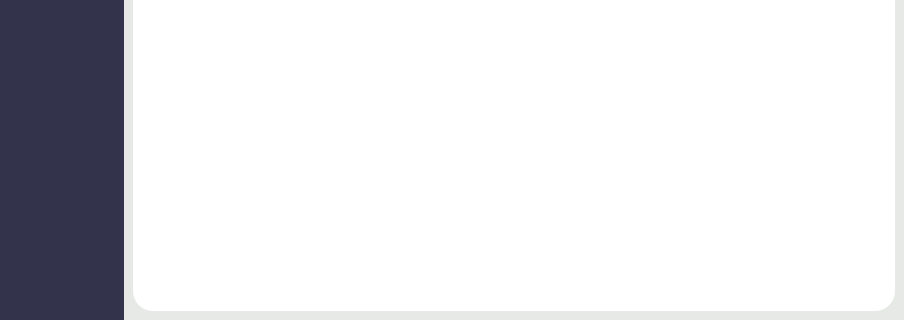
Old version of the form main.ui in the repository chen-xi-cx/Gmailer; both pictures show x 96 to 1000 and y 430 to 750 of the 1000 by 750 pixel window.
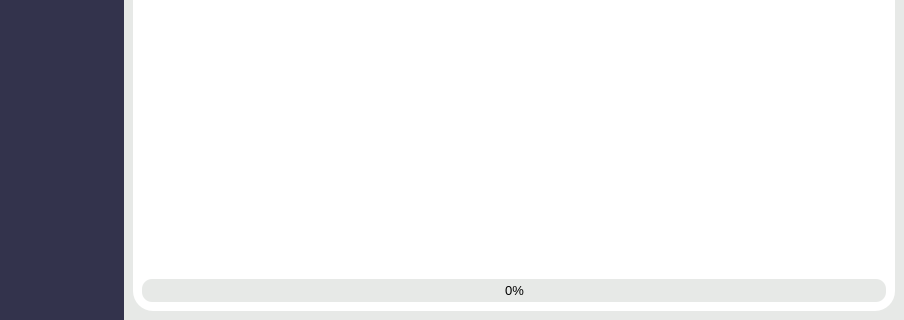
New version of the form. The open tabs and pages were chosen to show the change. Icons and pictures are not drawn.

Commit message: Add feature to track email sending progress and speed up email sending using multithread

```diff
--- a/main.ui
+++ b/main.ui
@@ -1269,6 +1269,61 @@
                 <property name="frameShadow">
                  <enum>QFrame::Plain</enum>
                 </property>
+                <layout class="QVBoxLayout" name="verticalLayout_10">
+                 <item>
+                  <widget class="QTextEdit" name="status">
+                   <property name="font">
+                    <font>
+                     <pointsize>12</pointsize>
+                    </font>
+                   </property>
+                   <property name="readOnly">
+                    <bool>true</bool>
+                   </property>
+                  </widget>
+                 </item>
+                 <item>
+                  <widget class="QProgressBar" name="progress_bar">
+                   <property name="font">
+                    <font>
+                     <pointsize>10</pointsize>
+                    </font>
+                   </property>
+                   <property name="styleSheet">
+                    <string notr="true">QProgressBar {
+	border: none;
+	border-radius:10px;
+	background-color: rgb(231, 233, 231);
+}
+
+
+QProgressBar::chunk {
+	background:#1fb622;
+	border: 2px solid black;
+	border-radius:10px;
+}</string>
+                   </property>
+                   <property name="value">
+                    <number>0</number>
+                   </property>
+                   <property name="alignment">
+                    <set>Qt::AlignCenter</set>
+                   </property>
+                   <property name="textVisible">
+                    <bool>true</bool>
+                   </property>
+                   <property name="invertedAppearance">
+                    <bool>false</bool>
+                   </property>
+                   <property name="textDirection">
+                    <enum>QProgressBar::TopToBottom</enum>
+                   </property>
+                   <property name="format">
+                    <string>%p%</string>
+                   </property>
+                  </widget>
+                 </item>
+                </layout>
                </widget>
               </item>
              </layout>
```
Left out of the diff: 7 changed lines with no effect on the pictures. The commit also changes 6 other files.
